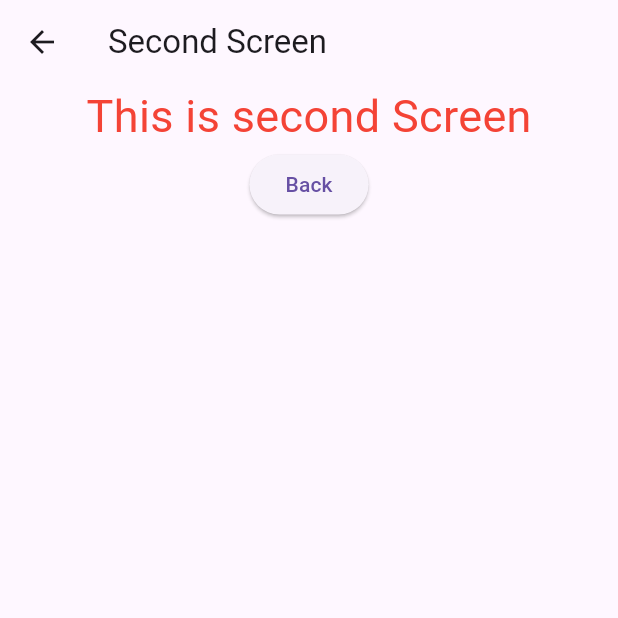
After one commit to robiulju/ZenDot_Practice, a Flutter app: the Home screen opened by its route, after a tap on "Next Screen", on a phone screen of 412 x 824 dp, the top half of it. The commit adds this screen. Run offline on Flutter 3.47's test engine with Material 3 defaults, Android fonts, the phone set to English and light mode, and no system bars; our stand-ins replace get.

Commit message:
added next screen

```diff
--- a/lib/home.dart
+++ b/lib/home.dart
@@ -1,5 +1,6 @@
 import 'package:flutter/material.dart';
 import 'package:get/get.dart';
+import 'package:quiz_system/next_screen.dart';
 
 class Home extends StatelessWidget{
   @override
@@ -14,6 +15,7 @@ class Home extends StatelessWidget{
           const Text("This is Home Screen",style: TextStyle(color: Colors.purpleAccent,fontSize: 30),),
           const SizedBox(height: 8,),
           ElevatedButton(onPressed: (){
+            Get.to(NextScreen());
 
           }, child: const Text("Next Screen",style: TextStyle(fontSize: 18),),
 
--- /dev/null
+++ b/lib/next_screen.dart
@@ -0,0 +1,26 @@
+import 'package:flutter/material.dart';
+import 'package:get/get.dart';
+
+class NextScreen extends StatelessWidget{
+
+  @override
+  Widget build(BuildContext context) {
+    return Scaffold(
+      appBar: AppBar(
+        title: Text("Second Screen"),
+
+      ),
+      body: Center(child: Column(
+        children: [
+          Text("This is second Screen",style: TextStyle(color: Colors.red, fontSize: 30),),
+          ElevatedButton(onPressed: (){
+            Get.back();
+          }, child: Text("Back"))
+
+        ],
+      ),),
+
+      );
+  }
+
+}
```
Also changed, not shown: lib/main.dart (+12 -9 lines).
